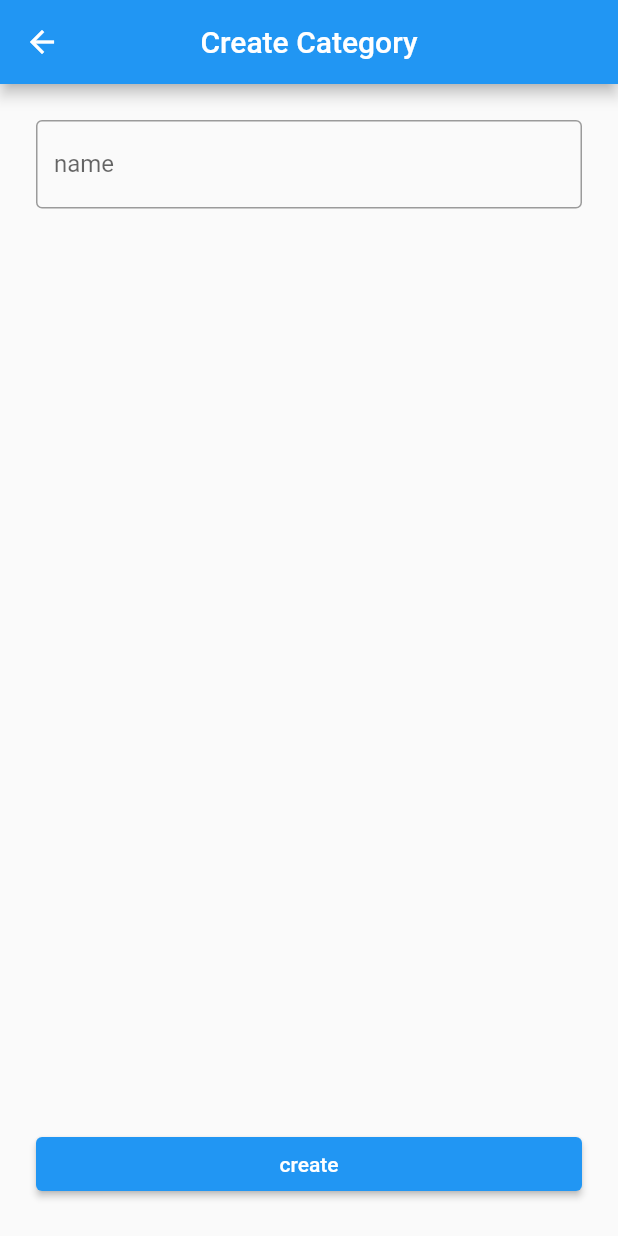
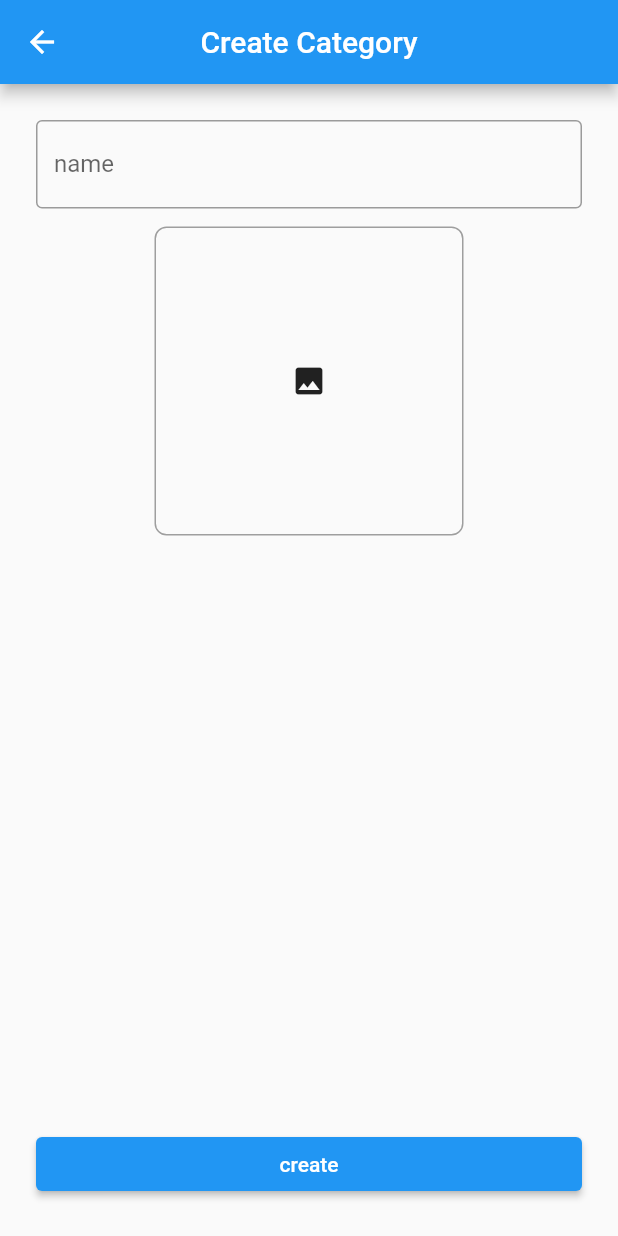
Before and after one commit to KimiyaZargari/flutter_grpc_client, a Flutter app: the screen it shows after launch, after a tap on the "add" icon, on a phone screen of 412 x 824 dp. Run offline on Flutter 3.47's test engine with Material 2 defaults, Android fonts, the phone set to English and light mode, and no system bars; our stand-ins replace auto_route, flutter_riverpod, image_picker; missing offline and left inert: grpc, protobuf; statements that could not run were skipped.

Commit message:
upload category image

```diff
--- a/lib/application/core/usecase.dart
+++ b/lib/application/core/usecase.dart
@@ -1,3 +1,3 @@
 abstract class UseCase<I, O> {
-  Future<O> call(I);
+  Future<O> call(I i);
 }
--- a/lib/infrastructure/core/client.dart
+++ b/lib/infrastructure/core/client.dart
@@ -6,7 +6,6 @@ import 'package:grpc/grpc.dart';
 final clientProvider = ChangeNotifierProvider((ref) => ClientService());
 
 class ClientService extends ChangeNotifier {
-
   final channel = ClientChannel('192.168.1.109',
       port: 50000,
       options:
@@ -15,7 +14,7 @@ class ClientService extends ChangeNotifier {
 
   ClientService() {
     stub = EshopServiceClient(channel,
-        options: CallOptions(timeout: const Duration(seconds: 30)));
+        options: CallOptions(timeout: const Duration(seconds: 1200)));
   }
 
   @override
--- a/lib/main.dart
+++ b/lib/main.dart
@@ -1,5 +1,5 @@
 import 'package:flutter/material.dart';
-import 'package:flutter_grpc_client/presentation/category/screens/category_page.dart';
+import 'package:flutter_grpc_client/presentation/category/screens/categories_page.dart';
 import 'package:flutter_riverpod/flutter_riverpod.dart';
 
 void main() {
--- a/lib/presentation/category/notifiers/categories_notifier.dart
+++ b/lib/presentation/category/notifiers/categories_notifier.dart
@@ -3,6 +3,7 @@ import 'package:flutter_grpc_client/domain/category/i_categories_repository.dart
 import 'package:flutter_grpc_client/domain/core/generated/eshop.pb.dart';
 import 'package:flutter_grpc_client/infrastructure/category/categories_repository.dart';
 import 'package:flutter_riverpod/flutter_riverpod.dart';
+import 'package:image_picker/image_picker.dart';
 
 abstract class CategoriesState {}
 
@@ -31,5 +32,6 @@ class CategoriesNotifier extends StateNotifier<CategoriesState> {
     state = CategoriesLoaded(categories);
   }
 
+
   deleteCategory(int id) async {}
 }
--- a/lib/presentation/category/notifiers/providers.dart
+++ b/lib/presentation/category/notifiers/providers.dart
@@ -1,5 +1,6 @@
 import 'package:flutter_grpc_client/infrastructure/category/categories_repository.dart';
 import 'package:flutter_grpc_client/infrastructure/core/client.dart';
+import 'package:flutter_grpc_client/infrastructure/core/core_repository.dart';
 import 'package:flutter_grpc_client/presentation/category/notifiers/categories_notifier.dart';
 import 'package:flutter_grpc_client/presentation/category/notifiers/create_category_notifier.dart';
 import 'package:flutter_riverpod/flutter_riverpod.dart';
@@ -14,4 +15,5 @@ final categoriesProvider =
 final createCategoryProvider = StateNotifierProvider.autoDispose<
         CreateCategoryNotifier, CreateCategoryState>(
     (ref) => CreateCategoryNotifier(
-        repository: ref.watch(categoriesRepositoryProvider)));
+        categoryRepository: ref.watch(categoriesRepositoryProvider),
+        coreRepository: ref.watch(coreRepositoryProvider)));
--- a/lib/presentation/category/screens/category_page.dart
+++ b/lib/presentation/category/screens/categories_page.dart
@@ -4,7 +4,7 @@ import 'package:flutter_grpc_client/presentation/category/notifiers/categories_n
 import 'package:flutter_grpc_client/presentation/category/screens/create_category_page.dart';
 import 'package:flutter_grpc_client/presentation/category/notifiers/providers.dart';
 import 'package:flutter_grpc_client/presentation/category/widgets/category_preview.dart';
-import 'package:flutter_grpc_client/presentation/core/loading_indicator.dart';
+import 'package:flutter_grpc_client/presentation/core/widgets/loading_indicator.dart';
 import 'package:flutter_riverpod/flutter_riverpod.dart';
 
 class CategoriesPage extends ConsumerWidget {
--- a/lib/presentation/category/screens/create_category_page.dart
+++ b/lib/presentation/category/screens/create_category_page.dart
@@ -2,7 +2,8 @@ import 'package:flutter/cupertino.dart';
 import 'package:flutter/material.dart';
 import 'package:flutter_grpc_client/presentation/category/notifiers/categories_notifier.dart';
 import 'package:flutter_grpc_client/presentation/category/notifiers/create_category_notifier.dart';
-import 'package:flutter_grpc_client/presentation/core/loading_indicator.dart';
+import 'package:flutter_grpc_client/presentation/category/widgets/image_widget.dart';
+import 'package:flutter_grpc_client/presentation/core/widgets/loading_indicator.dart';
 import 'package:flutter_riverpod/flutter_riverpod.dart';
 
 import '../notifiers/providers.dart';
@@ -33,6 +34,8 @@ class CreateCategoryPage extends ConsumerWidget {
             mainAxisAlignment: MainAxisAlignment.spaceBetween,
             crossAxisAlignment: CrossAxisAlignment.stretch,
             children: [
+              Column(
+                children: [
                   TextFormField(
                     onSaved: (val) {
                       notifier.categoryName = val!;
@@ -43,8 +46,17 @@ class CreateCategoryPage extends ConsumerWidget {
                       }
                       return null;
                     },
-                decoration: InputDecoration(
+                    decoration: const InputDecoration(
                         label: Text('name'), border: OutlineInputBorder()),
+                  ),
+                  SizedBox(
+                    height: 12,
+                  ),
+                  ImageWidget(
+                    image: notifier.image,
+                    setImage: () => notifier.setImage(),
+                  ),
+                ],
               ),
               ElevatedButton(
                   onPressed: () {
--- /dev/null
+++ b/lib/presentation/category/widgets/image_widget.dart
@@ -0,0 +1,37 @@
+import 'dart:io';
+
+import 'package:flutter/cupertino.dart';
+import 'package:flutter/material.dart';
+import 'package:image_picker/image_picker.dart';
+
+class ImageWidget extends StatelessWidget {
+  final XFile? image;
+  final Function() setImage;
+
+  const ImageWidget({required this.image, required this.setImage, Key? key})
+      : super(key: key);
+
+  @override
+  Widget build(BuildContext context) {
+    return GestureDetector(
+      onTap: setImage,
+      child: Container(
+        height: MediaQuery.of(context).size.width / 2,
+        width: MediaQuery.of(context).size.width / 2,
+        decoration: BoxDecoration(
+            border: Border.all(color: Colors.grey),
+            image: image == null
+                ? null
+                : DecorationImage(
+                    image: FileImage(
+                      File(
+                        image!.path,
+                      ),
+                    ),
+                    fit: BoxFit.cover),
+            borderRadius: const BorderRadius.all(Radius.circular(8))),
+        child: image != null ? null : const Icon(Icons.image),
+      ),
+    );
+  }
+}
--- a/pubspec.yaml
+++ b/pubspec.yaml
@@ -40,6 +40,7 @@ dependencies:
   flutter_riverpod: ^2.2.0
   auto_route: ^5.0.4
   dev: ^1.0.0
+  image_picker: ^0.8.6+3
 
 dev_dependencies:
   flutter_test:
```
Also changed, not shown: lib/application/core/upload_images.dart (added, +16 -0 lines), lib/domain/core/i_core_repository.dart (added, +8 -0 lines), lib/infrastructure/core/core_repository.dart (added, +36 -0 lines), lib/presentation/category/notifiers/create_category_notifier.dart (+21 -5 lines), lib/domain/core/generated/eshop.pb.dart, lib/domain/core/generated/eshop.pbgrpc.dart, lib/domain/core/generated/eshop.pbjson.dart, lib/presentation/core/widgets/loading_indicator.dart (renamed from lib/presentation/core/loading_indicator.dart), pubspec.lock, 1 other file. Lines whose indentation alone changed are shown as unchanged.
